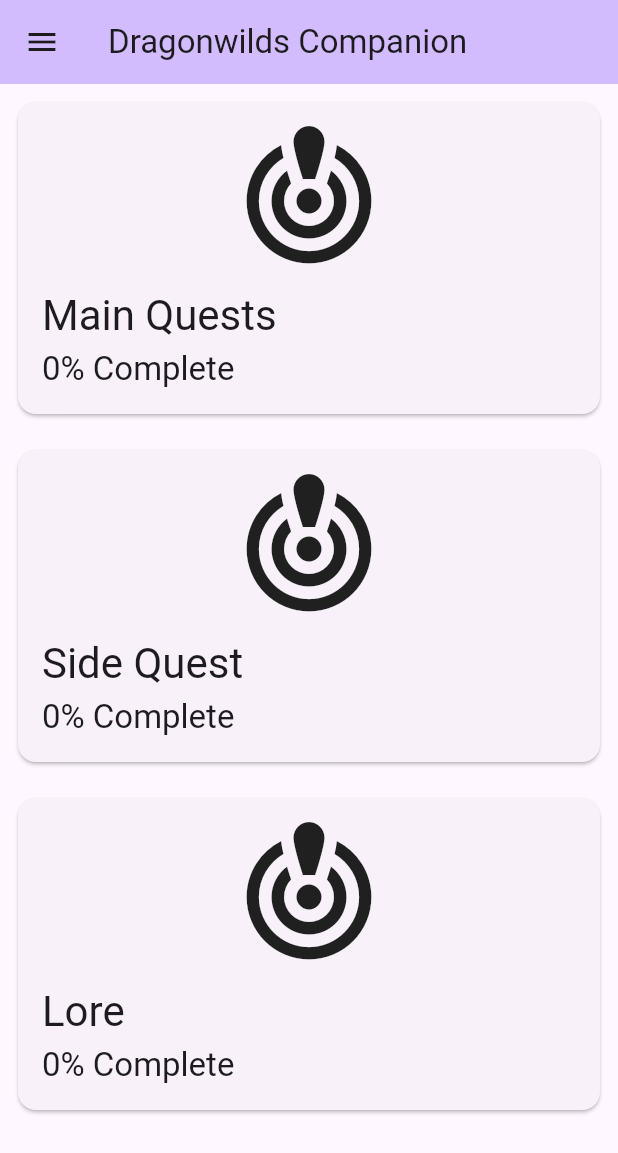
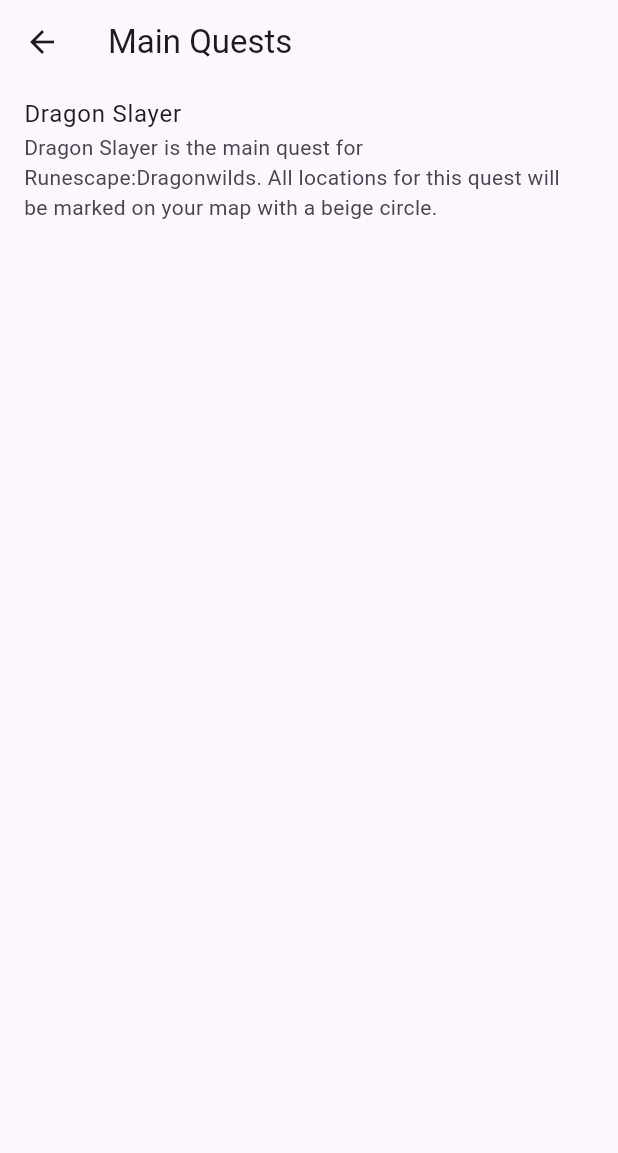
Before and after one commit to BradDoesCode/Rundex, a Flutter app: the screen it shows after launch, after a tap on "Main Quests", on a phone screen of 412 x 824 dp. Shown: the top 1153 px of the screen. Run offline on Flutter 3.47's test engine with Material 3 defaults, Android fonts, the light colour scheme and no system bars; our stand-ins replace flutter_riverpod, freezed_annotation, hive_flutter; accounts and stored records are empty.

Commit message:
added quest screen

```diff
--- /dev/null
+++ b/assets/data/quests/main_quests.json
@@ -0,0 +1,33 @@
+[
+    {
+        "name": "Dragon Slayer",
+        "description": "Dragon Slayer is the main quest for Runescape:Dragonwilds. All locations for this quest will be marked on your map with a beige circle.",
+        "rewards": [
+            "Tome of the Dragon Slayer",
+            "Dragon Visage",
+            "Anti-Dragon Shield"
+        ],
+        "steps": [
+            {
+                "name": "To Slay Dragons!",
+                "description": "Speak to the Wise Old Man in the church (or in Bramblemead Valley) to begin. Bring him antlers from deer in the valley. He will cast a locator spell to find young Cathan, pointing you to a nearby castle."
+            },
+            {
+                "name": "The Castle and the Journal",
+                "description": "Travel to the castle in the valley, similar to Lumbridge Castle but with Bandosian banners. Fight goblins and find Cathan's Journal at the top next to a loot chest. Read the journal to learn about a 'blue-flame door' in the Whispering Swamp."
+            },
+            {
+                "name": "Through the Blue-Flame Door",
+                "description": "Go through the Vault and speak to Spitfoot. Learn about Cathan’s betrayal and his journey to Ghornfell. Return to the Wise Old Man in Bramblemead Valley with this information. He will task you with continuing into Ghornfell."
+            },
+            {
+                "name": "Tracking in Ghornfell",
+                "description": "Enter the Fractured Plains (Ghornfell) and investigate Velgar’s tower. You’ll find Cathan’s ghost who recounts his death at Velgar’s hands and gives you a recipe for a Challenge Horn."
+            },
+            {
+                "name": "Defeat Velgar",
+                "description": "Craft the Challenge Horn and use it to confront and defeat Velgar in his tower. Return to the Wise Old Man to complete the quest."
+            }
+        ]
+    }
+]
--- a/lib/classes/collectables/collectables.dart
+++ b/lib/classes/collectables/collectables.dart
@@ -59,7 +59,6 @@
     String? location,
     String? region,
     String? world,
-    @Default(false) bool completed,
   }) = _Collectable;
 
   factory Collectable.fromJson(Map<String, dynamic> json) =>
--- a/lib/classes/progression_sections/progression_sections.dart
+++ b/lib/classes/progression_sections/progression_sections.dart
@@ -8,7 +8,7 @@
       case ProgressionSections.mainQuest:
         return 'Main Quests';
       case ProgressionSections.sideQuest:
-        return 'Side Quest';
+        return 'Side Quests';
       case ProgressionSections.lore:
         return 'Lore';
     }
@@ -17,19 +17,22 @@
   Widget get image {
     switch (this) {
       case ProgressionSections.mainQuest:
-        return Icon(
-          Icons.crisis_alert,
-          size: 100,
+        return Image(
+          image: AssetImage('assets/wizard.png'),
+          fit: BoxFit.cover,
+          height: double.infinity,
         );
       case ProgressionSections.sideQuest:
-        return Icon(
-          Icons.crisis_alert,
-          size: 100,
+        return Image(
+          image: AssetImage('assets/stone.png'),
+          fit: BoxFit.cover,
+          height: double.infinity,
         );
       case ProgressionSections.lore:
-        return Icon(
-          Icons.crisis_alert,
-          size: 100,
+        return Image(
+          image: AssetImage('assets/lore.png'),
+          fit: BoxFit.cover,
+          height: double.infinity,
         );
     }
   }
--- a/lib/classes/quest/quest.dart
+++ b/lib/classes/quest/quest.dart
@@ -19,7 +19,6 @@
     String? world,
     List<String>? rewards,
     List<Quest>? steps,
-    @Default(false) bool completed,
   }) = _Quest;
 
   factory Quest.fromJson(Map<String, dynamic> json) => _$QuestFromJson(json);
--- a/lib/main.dart
+++ b/lib/main.dart
@@ -33,6 +33,7 @@
   @override
   Widget build(BuildContext context) {
     return Scaffold(
+        backgroundColor: Theme.of(context).colorScheme.surfaceContainerHighest,
         appBar: AppBar(
           backgroundColor: Theme.of(context).colorScheme.inversePrimary,
           title: Text('Dragonwilds Companion'),
--- a/lib/screens/home_screen.dart
+++ b/lib/screens/home_screen.dart
@@ -1,4 +1,5 @@
 import 'package:dragonwilds_companion/classes/progression_sections/progression_sections.dart';
+import 'package:dragonwilds_companion/screens/main_quests_screen.dart';
 import 'package:dragonwilds_companion/widgets/progress_card.dart';
 import 'package:flutter/material.dart';
 
@@ -12,11 +13,18 @@
       child: ListView.separated(
         separatorBuilder: (context, index) => SizedBox(height: 16),
         itemCount: ProgressionSections.values.length,
-        itemBuilder: (context, index) => ProgressCard(
-          title: ProgressionSections.values[index].title,
-          subtitle: ProgressionSections.values[index].subtitle,
-          image: ProgressionSections.values[index].image,
-          onTap: () {},
+        itemBuilder: (context, index) => SizedBox(
+          width: MediaQuery.of(context).size.width - 16,
+          height: 250,
+          child: ProgressCard(
+            title: ProgressionSections.values[index].title,
+            subtitle: ProgressionSections.values[index].subtitle,
+            image: ProgressionSections.values[index].image,
+            onTap: () {
+              Navigator.of(context).push(
+                  MaterialPageRoute(builder: (context) => MainQuestsScreen()));
+            },
+          ),
         ),
       ),
     );
--- /dev/null
+++ b/lib/screens/main_quests_screen.dart
@@ -0,0 +1,60 @@
+import 'dart:convert';
+
+import 'package:dragonwilds_companion/classes/quest/quest.dart';
+import 'package:dragonwilds_companion/screens/quest_detail_screen.dart';
+import 'package:flutter/material.dart';
+import 'package:flutter/services.dart';
+
+Future<List<Quest>> loadMainQuests() async {
+  final String jsonString =
+      await rootBundle.loadString('assets/data/quests/main_quests.json');
+  final List<dynamic> jsonData = json.decode(jsonString);
+  return jsonData.map((quest) => Quest.fromJson(quest)).toList();
+}
+
+class MainQuestsScreen extends StatelessWidget {
+  const MainQuestsScreen({super.key});
+
+  Future<List<Quest>> _fetchQuests() async {
+    return await loadMainQuests();
+  }
+
+  @override
+  Widget build(BuildContext context) {
+    return FutureBuilder<List<Quest>>(
+      future: _fetchQuests(),
+      builder: (context, snapshot) {
+        if (snapshot.connectionState == ConnectionState.waiting) {
+          return const Center(child: CircularProgressIndicator());
+        } else if (snapshot.hasError) {
+          return Center(child: Text('Error: ${snapshot.error}'));
+        } else if (!snapshot.hasData || snapshot.data!.isEmpty) {
+          return const Center(child: Text('No quests available.'));
+        } else {
+          final quests = snapshot.data!;
+
+          return Scaffold(
+            appBar: AppBar(
+              title: Text('Main Quests'),
+            ),
+            body: ListView.builder(
+              itemCount: quests.length,
+              itemBuilder: (context, index) {
+                final quest = quests[index];
+                return ListTile(
+                  title: Text(quest.name),
+                  subtitle: Text(quest.description ?? ''),
+                  onTap: () => Navigator.push(
+                      context,
+                      MaterialPageRoute(
+                          builder: (context) =>
+                              QuestDetailScreen(quest: quest))),
+                );
+              },
+            ),
+          );
+        }
+      },
+    );
+  }
+}
--- a/lib/widgets/drawer.dart
+++ b/lib/widgets/drawer.dart
@@ -7,7 +7,6 @@
   @override
   Widget build(BuildContext context) {
     return Drawer(
-      child: Flexible(
       child: Column(
         children: [
           const DrawerHeader(
@@ -26,8 +25,7 @@
             leading: const Icon(Icons.web),
             title: const Text('Official Wiki'),
             onTap: () async {
-                final Uri url =
-                    Uri.parse('https://dragonwilds.runescape.wiki/');
+              final Uri url = Uri.parse('https://dragonwilds.runescape.wiki/');
               await launchWeb(url);
             },
           ),
@@ -43,7 +41,7 @@
           Spacer(),
           ListTile(
             leading: const Icon(Icons.coffee),
-              title: const Text('Buy us a nettle tea'),
+            title: const Text('Buy us a health potion'),
             onTap: () {},
           ),
           Center(
@@ -54,7 +52,6 @@
           ),
         ],
       ),
-      ),
     );
   }
 }
--- a/lib/widgets/progress_card.dart
+++ b/lib/widgets/progress_card.dart
@@ -17,14 +17,52 @@
     return GestureDetector(
       onTap: onTap,
       child: Card(
-          child: Container(
-        padding: EdgeInsets.all(16.0),
+          clipBehavior: Clip.antiAlias,
+          child: Stack(
+            children: [
+              image,
+              TextContainer(title: title, subtitle: subtitle),
+            ],
+          )),
+    );
+  }
+}
+
+class TextContainer extends StatelessWidget {
+  const TextContainer({super.key, required this.title, required this.subtitle});
+  final String title;
+  final String subtitle;
+
+  @override
+  Widget build(BuildContext context) {
+    return Positioned(
+      bottom: 0,
+      left: 0,
+      right: 0, // Ensures the widget stretches horizontally within the parent
+      child: Container(
+        padding: EdgeInsets.all(8.0),
+        decoration: BoxDecoration(
+          gradient: LinearGradient(
+            begin: Alignment.bottomLeft,
+            end: Alignment.centerRight,
+            colors: [
+              Theme.of(context)
+                  .colorScheme
+                  .surfaceContainer
+                  .withValues(alpha: 0.8),
+              Theme.of(context)
+                  .colorScheme
+                  .surfaceContainer
+                  .withValues(alpha: 0.1),
+            ],
+            stops: [0.5, 1.0], // 75% primaryContainer, 25% transparent
+          ),
+        ),
         child: Column(
-          mainAxisSize: MainAxisSize.min,
+          mainAxisSize: MainAxisSize.min, // Adjusts height to fit content
+          mainAxisAlignment: MainAxisAlignment.end,
           crossAxisAlignment: CrossAxisAlignment.start,
           children: [
-            Center(child: image),
-            SizedBox(height: 8),
             Text(
               title,
               style: Theme.of(context).textTheme.headlineMedium,
@@ -36,7 +74,7 @@
             ),
           ],
         ),
-      )),
+      ),
     );
   }
 }
--- a/pubspec.yaml
+++ b/pubspec.yaml
@@ -69,7 +69,10 @@
   # To add assets to your application, add an assets section, like this:
   assets:
     - assets/quest.webp
-
+    - assets/wizard.png
+    - assets/stone.png
+    - assets/lore.png
+    - assets/data/quests/main_quests.json
 
   # An image asset can refer to one or more resolution-specific "variants", see
   # https://flutter.dev/to/resolution-aware-images
```
Also changed, not shown: lib/screens/quest_detail_screen.dart (added, +100 -0 lines), assets/lore.png (added), assets/quest.webp (deleted), assets/stone.png (added), assets/wizard.png (added), lib/classes/collectables/collectables.freezed.dart, lib/classes/collectables/collectables.g.dart, lib/classes/quest/quest.freezed.dart, lib/classes/quest/quest.g.dart. Lines whose indentation alone changed are shown as unchanged.
